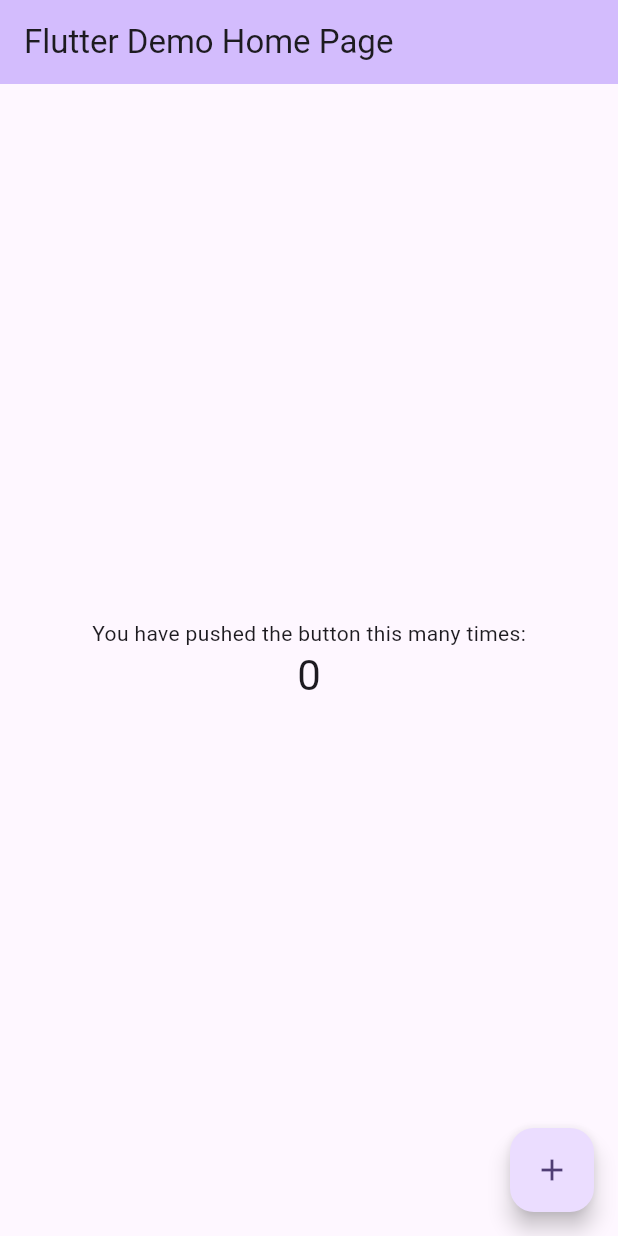
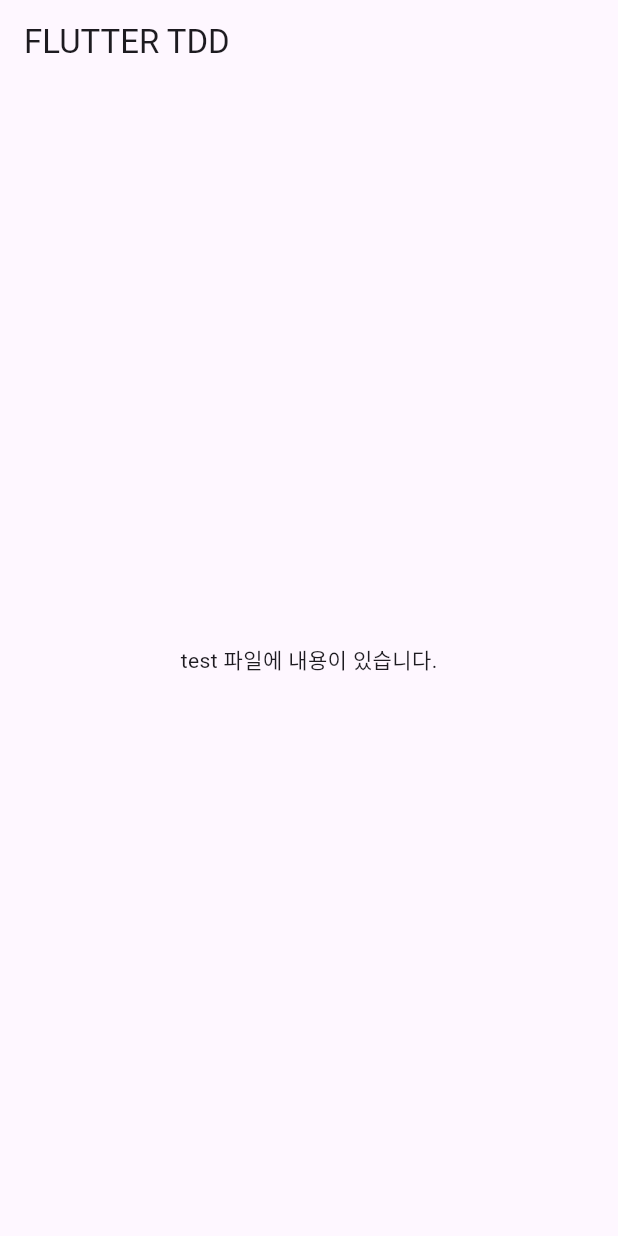
Before and after one commit to seonwooke/flutter-tdd, a Flutter app: the screen it shows after launch, on a phone screen of 412 x 824 dp. Run offline on Flutter 3.47's test engine with Material 3 defaults, Android fonts, the phone set to English and light mode, and no system bars.

Commit message:
:zap: Flutter Test Driven Development
Flutter Test Driven Development

```diff
--- a/lib/main.dart
+++ b/lib/main.dart
@@ -1,125 +1,21 @@
 import 'package:flutter/material.dart';
 
+import 'scafflod_widget.dart';
+
 void main() {
-  runApp(const MyApp());
+  runApp(const TestingApp());
 }
 
-class MyApp extends StatelessWidget {
-  const MyApp({super.key});
+class TestingApp extends StatelessWidget {
+  const TestingApp({super.key});
 
-  // This widget is the root of your application.
   @override
   Widget build(BuildContext context) {
-    return MaterialApp(
-      title: 'Flutter Demo',
-      theme: ThemeData(
-        // This is the theme of your application.
-        //
-        // TRY THIS: Try running your application with "flutter run". You'll see
-        // the application has a purple toolbar. Then, without quitting the app,
-        // try changing the seedColor in the colorScheme below to Colors.green
-        // and then invoke "hot reload" (save your changes or press the "hot
-        // reload" button in a Flutter-supported IDE, or press "r" if you used
-        // the command line to start the app).
-        //
-        // Notice that the counter didn't reset back to zero; the application
-        // state is not lost during the reload. To reset the state, use hot
-        // restart instead.
-        //
-        // This works for code too, not just values: Most code changes can be
-        // tested with just a hot reload.
-        colorScheme: ColorScheme.fromSeed(seedColor: Colors.deepPurple),
-        useMaterial3: true,
+    return const MaterialApp(
+      home: ScaffoldWidget(
+        title: 'FLUTTER TDD',
+        message: 'test 파일에 내용이 있습니다.',
       ),
-      home: const MyHomePage(title: 'Flutter Demo Home Page'),
     );
   }
 }
-
-class MyHomePage extends StatefulWidget {
-  const MyHomePage({super.key, required this.title});
-
-  // This widget is the home page of your application. It is stateful, meaning
-  // that it has a State object (defined below) that contains fields that affect
-  // how it looks.
-
-  // This class is the configuration for the state. It holds the values (in this
-  // case the title) provided by the parent (in this case the App widget) and
-  // used by the build method of the State. Fields in a Widget subclass are
-  // always marked "final".
-
-  final String title;
-
-  @override
-  State<MyHomePage> createState() => _MyHomePageState();
-}
-
-class _MyHomePageState extends State<MyHomePage> {
-  int _counter = 0;
-
-  void _incrementCounter() {
-    setState(() {
-      // This call to setState tells the Flutter framework that something has
-      // changed in this State, which causes it to rerun the build method below
-      // so that the display can reflect the updated values. If we changed
-      // _counter without calling setState(), then the build method would not be
-      // called again, and so nothing would appear to happen.
-      _counter++;
-    });
-  }
-
-  @override
-  Widget build(BuildContext context) {
-    // This method is rerun every time setState is called, for instance as done
-    // by the _incrementCounter method above.
-    //
-    // The Flutter framework has been optimized to make rerunning build methods
-    // fast, so that you can just rebuild anything that needs updating rather
-    // than having to individually change instances of widgets.
-    return Scaffold(
-      appBar: AppBar(
-        // TRY THIS: Try changing the color here to a specific color (to
-        // Colors.amber, perhaps?) and trigger a hot reload to see the AppBar
-        // change color while the other colors stay the same.
-        backgroundColor: Theme.of(context).colorScheme.inversePrimary,
-        // Here we take the value from the MyHomePage object that was created by
-        // the App.build method, and use it to set our appbar title.
-        title: Text(widget.title),
-      ),
-      body: Center(
-        // Center is a layout widget. It takes a single child and positions it
-        // in the middle of the parent.
-        child: Column(
-          // Column is also a layout widget. It takes a list of children and
-          // arranges them vertically. By default, it sizes itself to fit its
-          // children horizontally, and tries to be as tall as its parent.
-          //
-          // Column has various properties to control how it sizes itself and
-          // how it positions its children. Here we use mainAxisAlignment to
-          // center the children vertically; the main axis here is the vertical
-          // axis because Columns are vertical (the cross axis would be
-          // horizontal).
-          //
-          // TRY THIS: Invoke "debug painting" (choose the "Toggle Debug Paint"
-          // action in the IDE, or press "p" in the console), to see the
-          // wireframe for each widget.
-          mainAxisAlignment: MainAxisAlignment.center,
-          children: <Widget>[
-            const Text(
-              'You have pushed the button this many times:',
-            ),
-            Text(
-              '$_counter',
-              style: Theme.of(context).textTheme.headlineMedium,
-            ),
-          ],
-        ),
-      ),
-      floatingActionButton: FloatingActionButton(
-        onPressed: _incrementCounter,
-        tooltip: 'Increment',
-        child: const Icon(Icons.add),
-      ), // This trailing comma makes auto-formatting nicer for build methods.
-    );
-  }
-}
--- /dev/null
+++ b/lib/scafflod_widget.dart
@@ -0,0 +1,26 @@
+import 'package:flutter/material.dart';
+
+class ScaffoldWidget extends StatelessWidget {
+  const ScaffoldWidget({
+    super.key,
+    required this.title,
+    required this.message,
+  });
+
+  final String title;
+  final String message;
+
+  @override
+  Widget build(BuildContext context) {
+    return MaterialApp(
+      home: Scaffold(
+        appBar: AppBar(
+          title: Text(title),
+        ),
+        body: Center(
+          child: Text(message),
+        ),
+      ),
+    );
+  }
+}
--- a/pubspec.yaml
+++ b/pubspec.yaml
@@ -13,6 +13,7 @@ dependencies:
   cupertino_icons: ^1.0.2
 
 dev_dependencies:
+  test: ^1.24.9
   flutter_test:
     sdk: flutter
 
```
Also changed, not shown: pubspec.lock, 2 other files.
